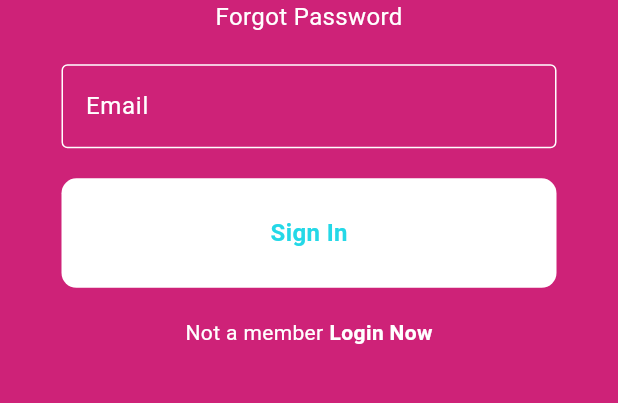
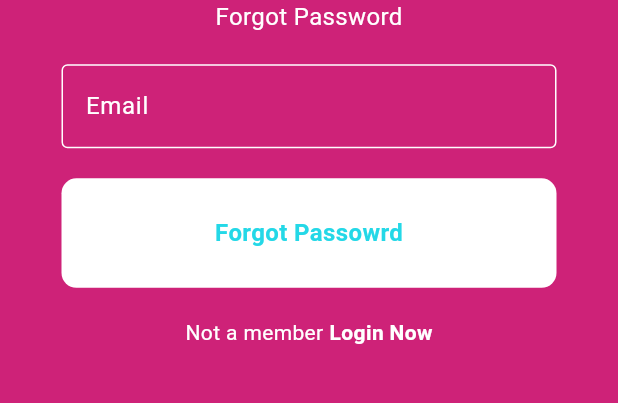
Before and after one commit to JABRI-RX/VOUGHT-LQITHA, a Flutter app: the ForgotPassword screen opened directly, on a phone screen of 412 x 824 dp, the part 470-873 px from its top. Run offline on Flutter 3.47's test engine with Material 3 defaults, Android fonts, the phone set to English and light mode, and no system bars; our stand-ins replace cloud_firestore, firebase_auth, firebase_core, flutter_datetime_picker_plus, intl_phone_field; accounts and stored records are empty.

Commit message:
version beta working v5.0

```diff
--- a/lib/pages/forgot_password.dart
+++ b/lib/pages/forgot_password.dart
@@ -79,7 +79,7 @@ class _ForgotPasswordState extends State<ForgotPassword> {
                 //sign in button
                 const SizedBox(height: 20),
                 MyButton(
-                  text: "Sign In",
+                  text: "Forgot Passowrd",
                   onTap: forgotPassword,
                   bgcolor:white_color,
                   fgcolor:Theme.of(context).colorScheme.secondary,
```
Also changed, not shown: pfa/screens/add_item.PNG (added), pfa/screens/delete_item.PNG (added), pfa/screens/delete_item_confirm.PNG (added), pfa/screens/find_item_empty.PNG (added), pfa/screens/find_item_search.PNG (added), pfa/screens/forgot_password.png (added), pfa/screens/itemdetailsNoComment.PNG (added), pfa/screens/listitems.PNG (added), pfa/screens/listitems_comments.PNG (added), pfa/screens/loginPage.png (added), pfa/screens/logout_.PNG (added), pfa/screens/logout_confirm.PNG (added), pfa/screens/menu.PNG (added), pfa/screens/registerPage.png (added), 2 more files, 1 other file.
